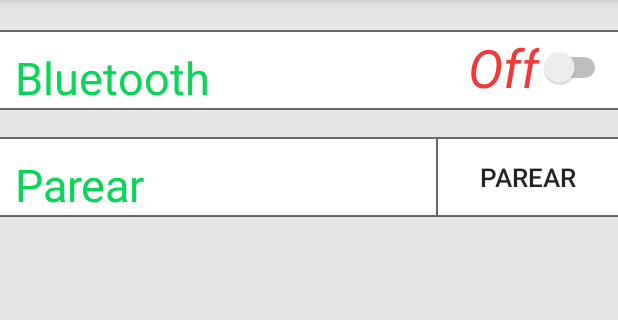
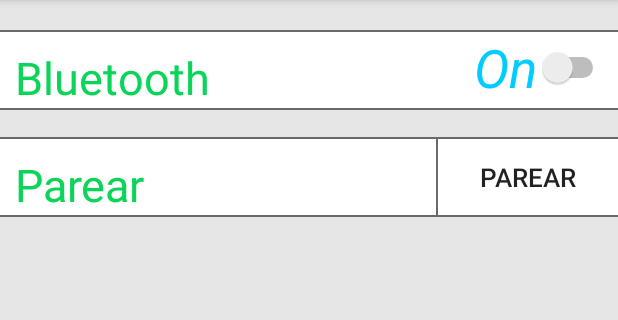
Before and after one commit to forgefiremaster/ECOntroller2, an Android app: the screen it shows after launch (MainActivity), after a tap on "Off", on a phone screen of 412 x 824 dp, the part 84-404 px from its top. Run offline under Robolectric (Android 15) with nearby library versions, the phone set to English and light mode, and no system bars; 1 other tap on this screen came first.

Commit message:
Mudando Classes

```diff
--- a/app/src/main/java/com/example/lucas/econtroller/MainActivity.java
+++ b/app/src/main/java/com/example/lucas/econtroller/MainActivity.java
@@ -34,6 +34,7 @@
     LinearLayout.LayoutParams params = null;
     Switch aSwitch;
     Button parear;
+    private boolean bluetoothEstaLigado = false;
 
     @Override
     protected void onCreate(Bundle savedInstanceState) {
@@ -44,6 +45,13 @@
         listDevices = (LinearLayout) findViewById(R.id.aparelhosEncontrados);
         params = new LinearLayout.LayoutParams(LinearLayout.LayoutParams.MATCH_PARENT, LinearLayout.LayoutParams.WRAP_CONTENT);
         aSwitch = (Switch) findViewById(R.id.offOn);
+        if (BA == null) {
+            Toast.makeText(this, new String(getResources().getString(R.string.dispositivoNaoSuporta)), Toast.LENGTH_SHORT).show();
+        } else {
+            if (BA.isEnabled()) {
+                bluetoothEstaLigado = true;
+                mudaTextoECorDoSwitch();
+            }
 
             aSwitch.setOnClickListener(new View.OnClickListener() {
                 @Override
@@ -60,35 +68,29 @@
                 }
             });
         }
+    }
 
-    public void on(){
-        if(BA == null){
-            Toast.makeText(this, new String(getResources().getString(R.string.dispositivoNaoSuporta)), Toast.LENGTH_SHORT).show();
-        }else{
+    public void on() {
         //Se o bloetooth estiver desligado então liga
         if (!BA.isEnabled()) {
             Intent turnOn = new Intent(BluetoothAdapter.ACTION_REQUEST_ENABLE);
             startActivityForResult(turnOn, 0);
             Toast.makeText(this, new String(getResources().getString(R.string.ligando)), Toast.LENGTH_LONG).show();
-                aSwitch.setText("Off");
-
 
         } else {
             //desligar o bluetooth
             BA.disable();
             Toast.makeText(this, new String(getResources().getString(R.string.desligado)), Toast.LENGTH_LONG).show();
-                aSwitch.setText("On");
         }
+        mudaTextoECorDoSwitch();
     }
 
-    }
-
-    public void visible(){
-        if(BA.isEnabled()){
+    public void visible() {
+        if (BA.isEnabled()) {
             Intent getVisible = new Intent(BluetoothAdapter.ACTION_REQUEST_DISCOVERABLE);
             startActivityForResult(getVisible, 0);
-            Toast.makeText(MainActivity.this,"Visibilidade ativada.",Toast.LENGTH_LONG).show();
-        }else{
+            Toast.makeText(MainActivity.this, "Visibilidade ativada.", Toast.LENGTH_LONG).show();
+        } else {
             Toast.makeText(MainActivity.this, "Ligue o Bluetooth.", Toast.LENGTH_LONG).show();
         }
     }
@@ -111,12 +113,12 @@
                 ll.setOrientation(LinearLayout.HORIZONTAL);
                 // Create TextView
                 TextView product = new TextView(this);
-                product.setText("Nome: "+nome[j]+"    ");
+                product.setText("Nome: " + nome[j] + "    ");
                 ll.addView(product);
                 // Create Button
                 final Button btn = new Button(this);
                 // Give button an ID
-                btn.setId(j+1);
+                btn.setId(j + 1);
                 btn.setText(nome[j]);
                 // set the layoutParams on the button
                 btn.setLayoutParams(params);
@@ -137,9 +139,23 @@
     }
 
     @TargetApi(Build.VERSION_CODES.JELLY_BEAN)
-    public void cameBluetoothInfo(String nome){
+    public void cameBluetoothInfo(String nome) {
         Intent intent = new Intent(this, BluetoothInfo.class);
-        intent.putExtra("nome",nome);
+        intent.putExtra("nome", nome);
         startActivity(intent);
     }
+
+    private void mudaTextoECorDoSwitch() {
+        if (bluetoothEstaLigado) {
+            aSwitch.setText("On");
+            aSwitch.setTextColor(getResources().getColor(R.color.azul));
+            bluetoothEstaLigado = false;
+        } else {
+            aSwitch.setText("Off");
+            aSwitch.setTextColor(getResources().getColor(R.color.vermelho));
+            bluetoothEstaLigado = true;
         }
+
+
+    }
+}
--- a/app/src/main/res/layout/splash_layout.xml
+++ b/app/src/main/res/layout/splash_layout.xml
@@ -23,7 +23,7 @@
             android:id="@+id/textView"
             android:layout_alignParentTop="true"
             android:layout_centerHorizontal="true"
-            android:background="#75000000"
+            android:background="#51000000"
             android:textColor="#fffefe"
             android:textSize="50dp"
             android:textAlignment="center"
@@ -38,7 +38,8 @@
             android:layout_centerHorizontal="true"
             android:textSize="30dp"
             android:textStyle="italic"
-            android:textColor="#ffffff" />
+            android:textColor="#ffffff"
+            android:background="#01474747" />
 
     </RelativeLayout>
 
--- a/app/src/main/res/values/colors.xml
+++ b/app/src/main/res/values/colors.xml
@@ -11,5 +11,6 @@
     <color name="grenn2">#1EC65A</color>
     <color name="green3">#348D58</color>
     <color name="amarelo">#F88C06</color>
+    <color name="azul">#00ccff</color>
     <color name="vermelho">#F13A38</color>
 </resources>
```
Also changed, not shown: app/src/main/java/com/example/lucas/econtroller/BluetoothInfo.java (+5 -4 lines). Lines whose indentation alone changed are shown as unchanged.
